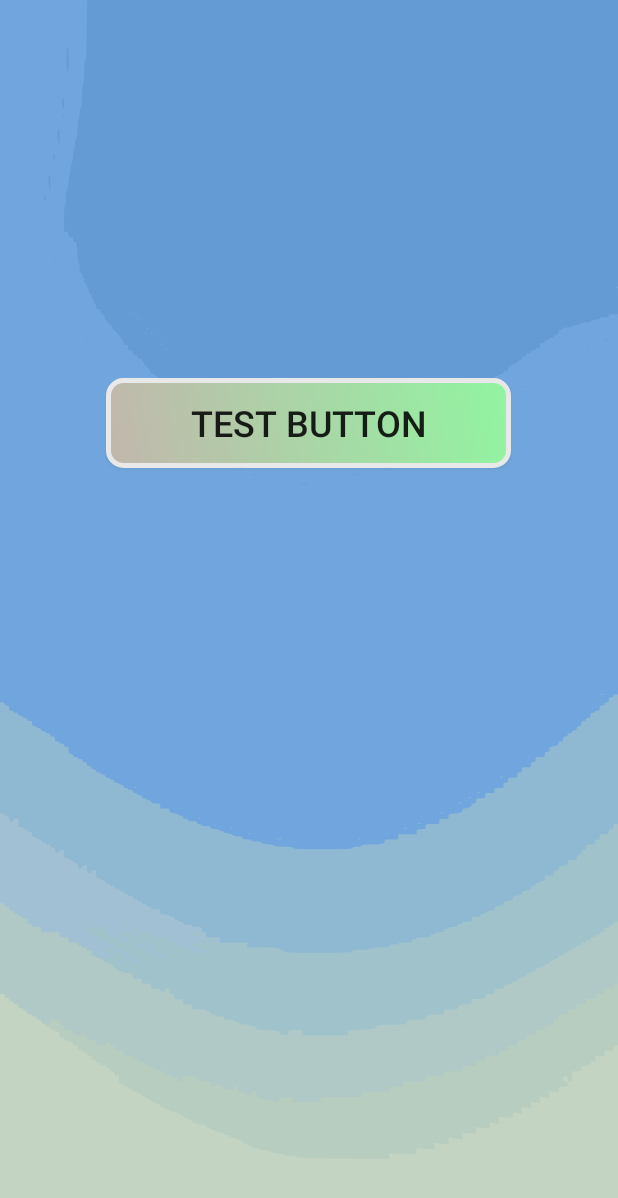
After one commit to MarkBauer5/FinalProject, an Android app: the AboutUsActivity screen opened directly, with no data from a screen before it, on a phone screen of 412 x 824 dp. The commit adds this screen. Shown: the top 1198 px of the screen. Run offline under Robolectric (Android 15) with nearby library versions, the phone set to English and light mode, and no system bars.

Commit message:
Removed action bar from AboutUsActivity

```diff
--- /dev/null
+++ b/app/src/main/java/com/example/finalproject/AboutUsActivity.java
@@ -0,0 +1,14 @@
+package com.example.finalproject;
+
+import androidx.appcompat.app.AppCompatActivity;
+import android.os.Bundle;
+import android.view.View;
+
+public class AboutUsActivity extends AppCompatActivity {
+
+    @Override
+    protected void onCreate(Bundle savedInstanceState) {
+        super.onCreate(savedInstanceState);
+        setContentView(R.layout.activity_about_us);
+    }
+}
--- /dev/null
+++ b/app/src/main/res/layout/activity_about_us.xml
@@ -0,0 +1,25 @@
+<?xml version="1.0" encoding="utf-8"?>
+<androidx.constraintlayout.widget.ConstraintLayout xmlns:android="http://schemas.android.com/apk/res/android"
+    xmlns:app="http://schemas.android.com/apk/res-auto"
+    xmlns:tools="http://schemas.android.com/tools"
+    android:layout_width="match_parent"
+    android:layout_height="match_parent"
+    tools:context=".AboutUsActivity"
+    android:background ="@drawable/ic_background">
+
+    <Button
+        android:id="@+id/test_btn"
+        android:layout_width="wrap_content"
+        android:layout_height="wrap_content"
+        android:background="@drawable/button"
+        android:text="Test button"
+        android:textSize="24sp"
+        app:layout_constraintBottom_toBottomOf="parent"
+        app:layout_constraintHorizontal_bias="0.496"
+        app:layout_constraintLeft_toLeftOf="parent"
+        app:layout_constraintRight_toRightOf="parent"
+        app:layout_constraintTop_toTopOf="parent"
+        app:layout_constraintVertical_bias="0.33" />
+
+
+</androidx.constraintlayout.widget.ConstraintLayout>
--- a/app/src/main/res/values/styles.xml
+++ b/app/src/main/res/values/styles.xml
@@ -1,7 +1,7 @@
 <resources>
 
     <!-- Base application theme. -->
-    <style name="AppTheme" parent="Theme.AppCompat.Light.DarkActionBar">
+    <style name="AppTheme" parent="Theme.AppCompat.Light.NoActionBar">
         <!-- Customize your theme here. -->
         <item name="colorPrimary">@color/colorPrimary</item>
         <item name="colorPrimaryDark">@color/colorPrimaryDark</item>
```
Also changed, not shown: app/src/main/AndroidManifest.xml (+11 -10 lines), app/src/main/java/com/example/finalproject/MainActivity.java (+7 -0 lines), app/src/main/java/com/example/finalproject/TestActivity.java (deleted, +0 -19 lines).
